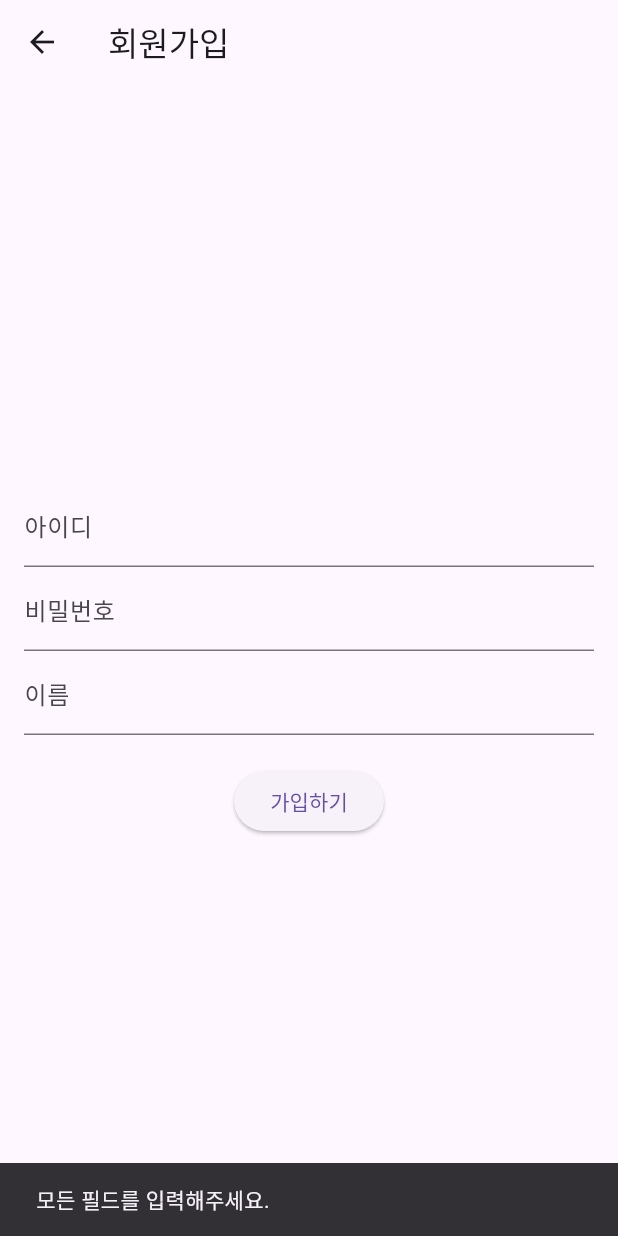
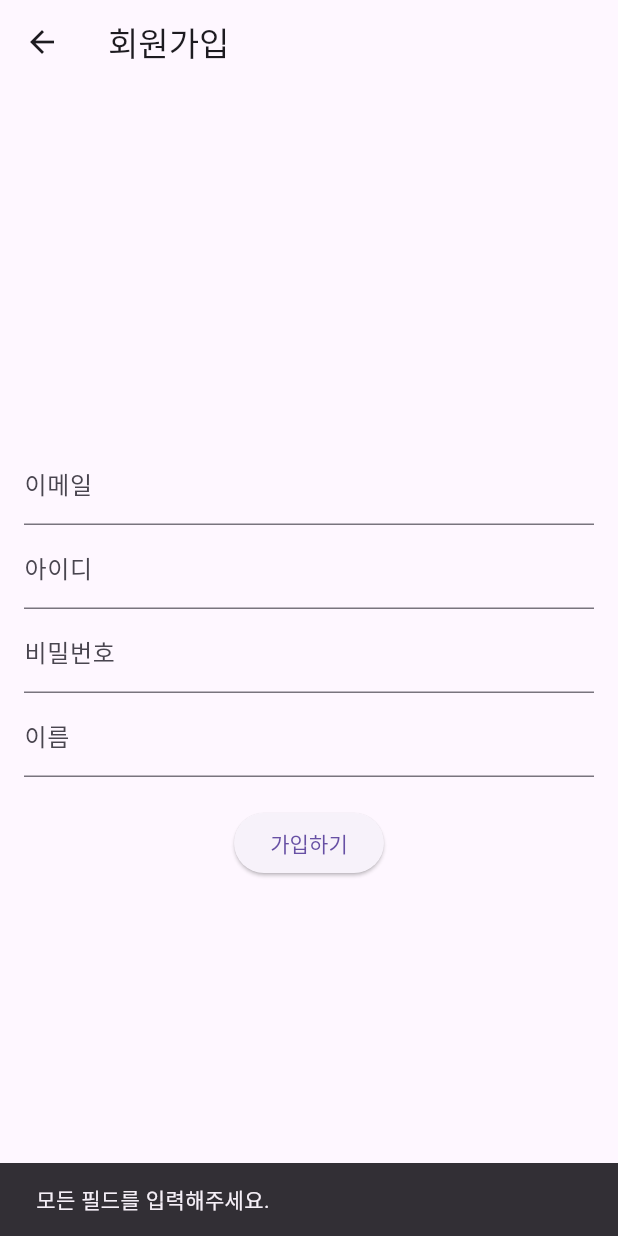
Before and after one commit to kys7442/ex8, a Flutter app: the SignUpPage screen opened directly, after a tap on "가입하기", on a phone screen of 412 x 824 dp. Run offline on Flutter 3.47's test engine with Material 3 defaults, Android fonts, the phone set to English and light mode, and no system bars; our stand-ins replace flutter_dotenv, google_mobile_ads, shared_preferences; accounts and stored records are empty; network calls fail.

Commit message:
로그인, 회원가입 처리

```diff
--- a/lib/screens/sign_up_page.dart
+++ b/lib/screens/sign_up_page.dart
@@ -1,50 +1,106 @@
 import 'package:flutter/material.dart';
 import 'package:http/http.dart' as http;
 import 'dart:convert';
+import 'package:flutter_dotenv/flutter_dotenv.dart';
+import 'package:shared_preferences/shared_preferences.dart';
 
 class SignUpPage extends StatefulWidget {
   const SignUpPage({super.key});
 
   @override
-  _SignUpPageState createState() => _SignUpPageState();
+  SignUpPageState createState() => SignUpPageState();
 }
 
-class _SignUpPageState extends State<SignUpPage> {
+class SignUpPageState extends State<SignUpPage> {
   final TextEditingController _usernameController = TextEditingController();
   final TextEditingController _passwordController = TextEditingController();
   final TextEditingController _nameController = TextEditingController();
+  final TextEditingController _emailController = TextEditingController();
 
   Future<void> _signUp() async {
     final String username = _usernameController.text;
     final String password = _passwordController.text;
     final String name = _nameController.text;
+    final String email = _emailController.text;
 
-    if (username.isEmpty || password.isEmpty || name.isEmpty) {
-      ScaffoldMessenger.of(context).showSnackBar(
-        SnackBar(content: Text('모든 필드를 입력해주세요.')),
-      );
+    if (username.isEmpty || password.isEmpty || name.isEmpty || email.isEmpty) {
+      if (mounted) {
+        print('모든 필드를 입력하지 않았습니다.');
+        ScaffoldMessenger.of(context).showSnackBar(
+          SnackBar(content: Text('모든 필드를 입력해주세요.')),
+        );
+      }
       return;
     }
 
     try {
+      print('회원가입 요청 전송: $username, $email');
       final response = await http.post(
-        Uri.parse('https://yourapi.com/api/signupProc'),
+        Uri.parse('${dotenv.env['API_BASE_URL']}/api/appSingUp'),
         headers: {'Content-Type': 'application/json'},
         body: json.encode({
           'username': username,
           'password': password,
           'name': name,
+          'email': email,
+        }),
+      );
+
+      if (mounted) {
+        if (response.statusCode == 201) {
+          print('회원가입 성공');
+          ScaffoldMessenger.of(context).showSnackBar(
+            SnackBar(content: Text('회원가입 성공!')),
+          );
+          await _login(username, password);
+        } else if (response.statusCode == 400) {
+          print('아이디 또는 이메일이 이미 존재합니다.');
+          ScaffoldMessenger.of(context).showSnackBar(
+            SnackBar(content: Text('아이디 또는 이메일이 이미 존재합니다.')),
+          );
+        } else {
+          print('회원가입 실패: ${response.body}');
+          ScaffoldMessenger.of(context).showSnackBar(
+            SnackBar(content: Text('회원가입 실패: ${response.body}')),
+          );
+        }
+      }
+    } catch (e) {
+      if (mounted) {
+        print('에러 발생: $e');
+        ScaffoldMessenger.of(context).showSnackBar(
+          SnackBar(content: Text('에러 발생: $e')),
+        );
+      }
+    }
+  }
+
+  Future<void> _login(String username, String password) async {
+    try {
+      final response = await http.post(
+        Uri.parse('${dotenv.env['API_BASE_URL']}/api/login'),
+        headers: {'Content-Type': 'application/json'},
+        body: json.encode({
+          'username': username,
+          'password': password,
         }),
       );
 
       if (response.statusCode == 200) {
-        ScaffoldMessenger.of(context).showSnackBar(
-          SnackBar(content: Text('회원가입 성공!')),
-        );
+        final Map<String, dynamic> responseData = json.decode(response.body);
+        final String token = responseData['token'];
+        final String userId = responseData['userId'];
+
+        SharedPreferences prefs = await SharedPreferences.getInstance();
+        await prefs.setString('authToken', token);
+        await prefs.setString('userId', userId);
+
+        print('자동 로그인 성공');
         Navigator.pop(context);
       } else {
+        final Map<String, dynamic> errorData = json.decode(response.body);
         ScaffoldMessenger.of(context).showSnackBar(
-          SnackBar(content: Text('회원가입 실패: ${response.body}')),
+          SnackBar(content: Text('로그인 실패: ${errorData['error']}')),
         );
       }
     } catch (e) {
@@ -63,6 +119,10 @@ class _SignUpPageState extends State<SignUpPage> {
         child: Column(
           mainAxisAlignment: MainAxisAlignment.center,
           children: [
+            TextField(
+              controller: _emailController,
+              decoration: InputDecoration(labelText: '이메일'),
+            ),
             TextField(
               controller: _usernameController,
               decoration: InputDecoration(labelText: '아이디'),
```
Also changed, not shown: lib/screens/home_page.dart (+17 -6 lines).
